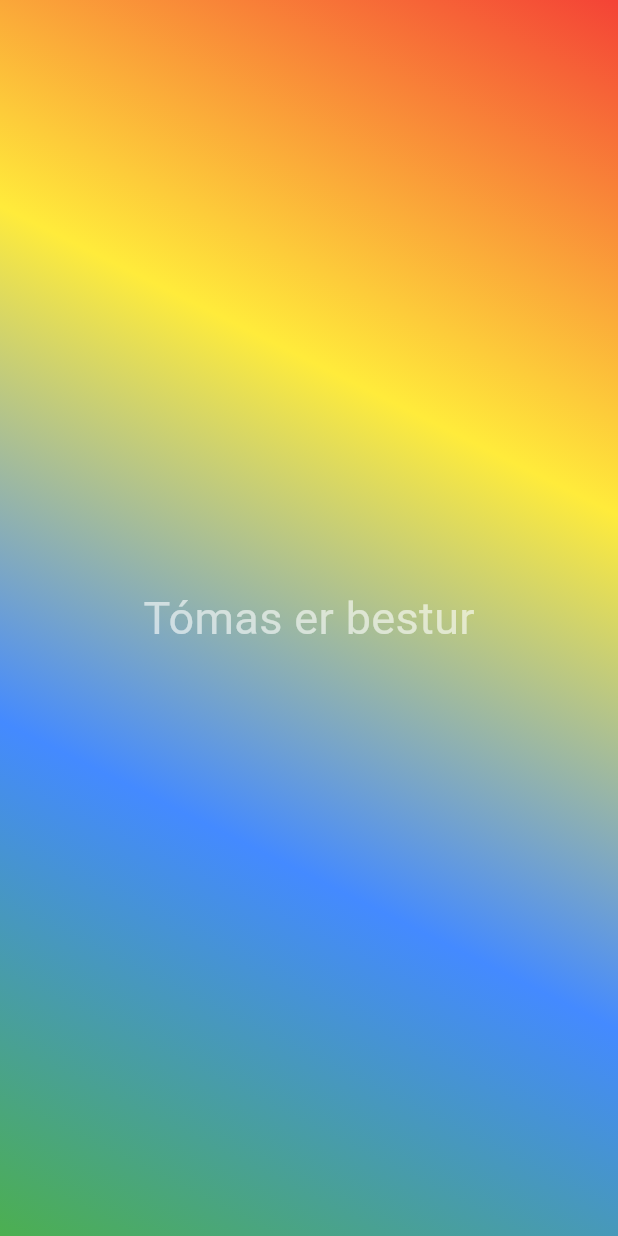
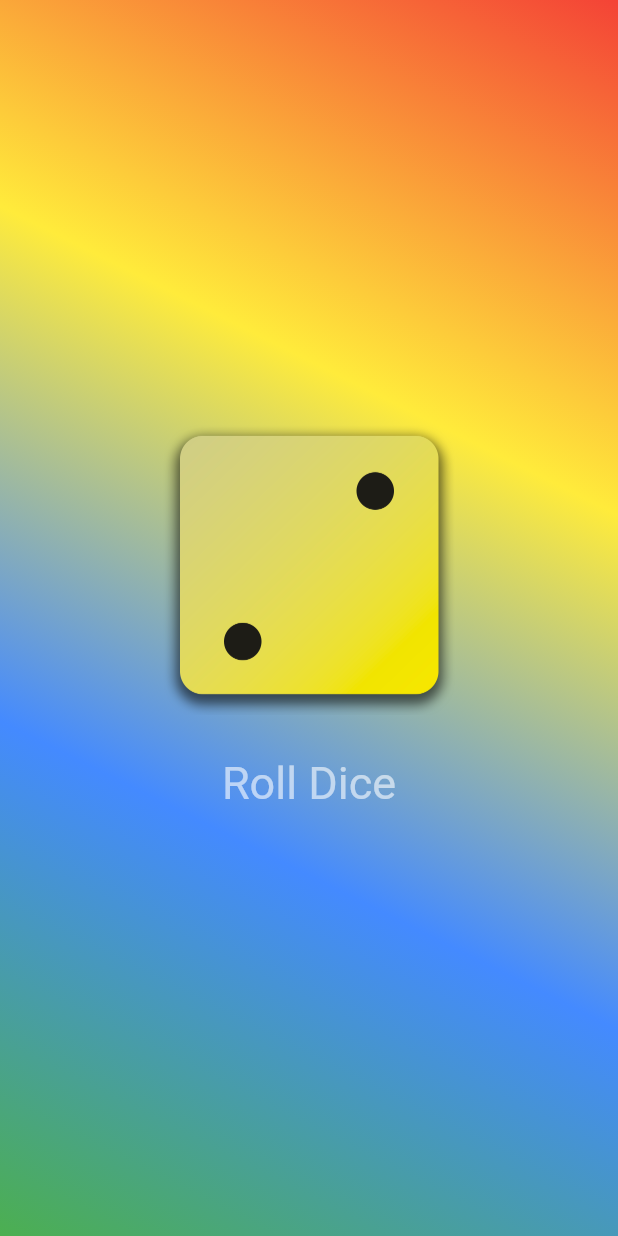
Before and after one commit to TomasGudna/TomasFlutter, a Flutter app: the screen it shows after launch, on a phone screen of 412 x 824 dp. Run offline on Flutter 3.47's test engine with Material 3 defaults, Android fonts, the phone set to English and light mode, and no system bars.

Commit message:
dice roll verk
hæ ntv

```diff
--- /dev/null
+++ b/lib/dice_roller.dart
@@ -0,0 +1,52 @@
+import 'package:flutter/material.dart';
+import 'dart:math';
+
+final randomizer = Random();
+
+class DiceRoller extends StatefulWidget {
+  const DiceRoller({super.key});
+
+  @override
+  State<DiceRoller> createState () {
+    return _DiceRollerState();
+  }
+}
+
+class _DiceRollerState extends State<DiceRoller> {
+
+  var currentDiceRoll = 2;
+
+  void rollDice() {
+    setState(() {
+      currentDiceRoll = randomizer.nextInt(6) +1;
+
+    });
+  }
+
+  @override
+  Widget build(context) {
+    return Column(
+        mainAxisSize: MainAxisSize.min,
+        children: [
+          Image.asset(
+            "assets/images/dice-$currentDiceRoll.png",
+            width: 200,
+          ),
+          const SizedBox(height: 20,),
+          TextButton(
+            onPressed: rollDice,
+            style: TextButton.styleFrom(
+              // padding: const EdgeInsets.only(
+              //     top: 20,
+              // ),
+              foregroundColor: Colors.white60,
+              textStyle: const TextStyle(
+                fontSize: 30,
+              ),
+            ),
+            child: const Text("Roll Dice"),
+          ),
+        ]
+    );
+  }
+}
--- a/lib/flotturTexti.dart
+++ b/lib/flotturTexti.dart
@@ -2,13 +2,15 @@ import 'package:flutter/material.dart';
 
 
 class flotturTexti extends StatelessWidget {
-  const flotturTexti({super.key});
+  const flotturTexti(this.text,{super.key});
+
+  final String text;
 
   @override
   Widget build(context) {
-    return const Text(
-      "Tómas er bestur",
-      style: TextStyle(
+    return Text(
+      text,
+      style: const TextStyle(
         color: Colors.white60,
         fontSize: 30,
       ),
--- a/lib/gradientContainerRGBY.dart
+++ b/lib/gradientContainerRGBY.dart
@@ -1,31 +1,64 @@
 import 'package:flutter/material.dart';
-import 'package:vonandi/flotturTexti.dart';
+import 'package:vonandi/dice_roller.dart';
+// import 'package:vonandi/flotturTexti.dart';
 
-var flottAlignment = Alignment.topRight;
-var flottEndAlignment = Alignment.bottomLeft;
+const flottAlignment = Alignment.topRight;
+const flottEndAlignment = Alignment.bottomLeft;
 
 class GradientContainerRGBY extends StatelessWidget {
-  const GradientContainerRGBY({super.key});
+   const GradientContainerRGBY(
+      this.color1, this.color2, this.color3, this.color4,
+      {super.key});
+
+   const GradientContainerRGBY.litir({super.key})
+      : color1 = Colors.red,
+        color2 = Colors.yellow,
+        color3 = Colors.blueAccent,
+        color4 = Colors.green;
+
+  final Color color1;
+  final Color color2;
+  final Color color3;
+  final Color color4;
+
 
   @override
   Widget build(context) {
     return Container(
       decoration: BoxDecoration(
         gradient: LinearGradient(
-          colors: const
-          [
-            Colors.red,
-            Colors.yellow,
-            Colors.blueAccent,
-            Colors.green
-          ],
+          colors: [color1, color2, color3, color4],
+          begin: flottAlignment,
+          end: flottEndAlignment,
+        ),
+      ),
+      child: Center(
+        child: DiceRoller(),
+      ),
+    );
+  }
+}
+
+/*
+class GradientContainerRGBY extends StatelessWidget {
+  const GradientContainerRGBY({super.key, required this.colors});
+
+  final List<Color> colors;
+
+  @override
+  Widget build(context) {
+    return Container(
+      decoration: BoxDecoration(
+        gradient: LinearGradient(
+          colors: colors,
           begin: flottAlignment,
           end: flottEndAlignment,
         ),
       ),
       child: const Center(
-        child: flotturTexti(),
+        child: flotturTexti("Hæ NTV"),
       ),
     );
   }
 }
+ */
--- a/lib/main.dart
+++ b/lib/main.dart
@@ -9,7 +9,7 @@ void main() {
     const MaterialApp(
       home: Scaffold(
         backgroundColor: Colors.green,
-        body: GradientContainerRGBY(),
+        body: GradientContainerRGBY.litir(),
       ),
     ),
   );
```
Also changed, not shown: pubspec.yaml (+9 -4 lines), assets/images/dice-1.png (added), assets/images/dice-2.png (added), assets/images/dice-3.png (added), assets/images/dice-4.png (added), assets/images/dice-5.png (added), assets/images/dice-6.png (added).
